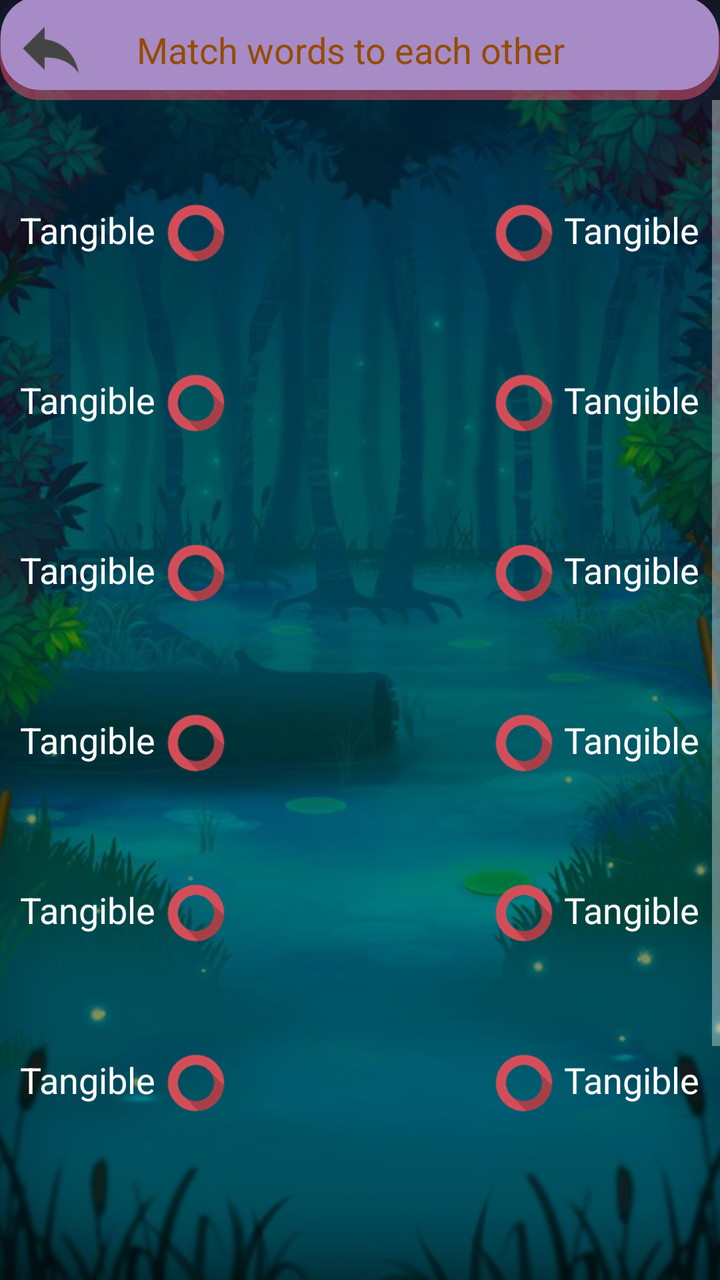
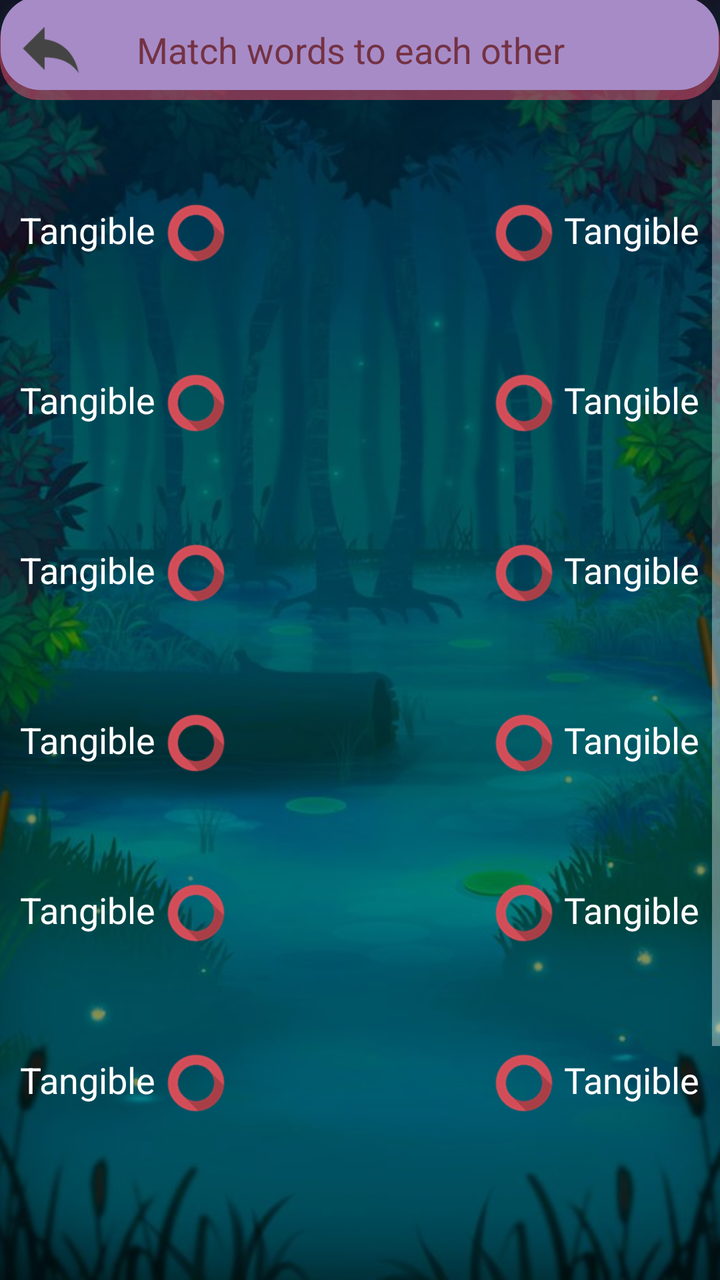

Screens rendered from an Android XML layout before and after an edit, with the pre-edit source and the edit as a unified diff.
<!-- AndroidManifest.xml: application theme Theme.AppCompat.NoActionBar -->
<!-- res/layout/activity_matching.xml -->
<?xml version="1.0" encoding="utf-8"?>
<RelativeLayout xmlns:android="http://schemas.android.com/apk/res/android"
    xmlns:app="http://schemas.android.com/apk/res-auto"
    xmlns:tools="http://schemas.android.com/tools"
    android:layout_width="match_parent"
    android:layout_height="match_parent"
    android:background="#e9eaeb"
    tools:context=".MatchingActivity">
    <ImageView
        android:layout_width="match_parent"
        android:layout_height="match_parent"
        android:id="@+id/backgroundImage"
        android:scaleType="centerCrop"
        android:src="@drawable/theme1"/>
    <ImageView
        android:layout_width="match_parent"
        android:layout_height="match_parent"
        android:scaleType="centerCrop"
        android:background="#70000000"
        />

    <RelativeLayout
        android:layout_width="match_parent"
        android:layout_height="50dp"
        android:background="@drawable/curve_user"
        android:id="@+id/lytheader"
        >
        <ImageView
            android:layout_width="30dp"
            android:layout_height="30dp"
            android:layout_centerVertical="true"
            android:layout_alignParentLeft="true"
            android:layout_marginLeft="10dp"
            android:src="@drawable/resultback"
            android:id="@+id/imgback"
            />

        <TextView
            android:layout_width="match_parent"
            android:layout_height="match_parent"
            android:layout_toRightOf="@+id/imgback"
            android:text="Match words to each other"
            android:gravity="center"
            android:layout_marginRight="50dp"
            android:textSize="18dp"
            android:textStyle="normal"
            android:textColor="#964b00"
            />
    </RelativeLayout>
    <RelativeLayout
        android:layout_width="match_parent"
        android:id="@+id/lytfooter"
        android:layout_height="80dp"
        android:visibility="invisible"
        android:layout_alignParentBottom="true">
        <RelativeLayout
            android:layout_width="200dp"
            android:layout_centerInParent="true"
            android:background="@drawable/button1a"
            android:id="@+id/btncheckout"
            android:layout_height="60dp">
            <TextView
                android:layout_width="match_parent"
                android:layout_height="match_parent"
                android:gravity="center"
                android:text="Check it out!!"
                android:textColor="#ffffff"
                android:textSize="18dp"
                android:textStyle="bold"
                />

        </RelativeLayout>
    </RelativeLayout>
    <ScrollView
        android:layout_width="match_parent"
        android:layout_below="@+id/lytheader"
        android:layout_above="@+id/lytfooter"
        android:layout_height="match_parent">
        <LinearLayout
            android:layout_width="match_parent"
            android:layout_height="wrap_content"
            android:orientation="vertical">
            <RelativeLayout
                android:layout_width="match_parent"
                android:layout_height="wrap_content"
                android:layout_marginTop="10dp"
                android:id="@+id/lytcontent"
                android:layout_marginBottom="30dp">

                <ImageView
                    android:layout_width="match_parent"
                    android:layout_height="match_parent"
                    android:layout_alignParentTop="true"
                    android:id="@+id/imglines"
                    />

                <TextView
                    android:layout_width="wrap_content"
                    android:layout_height="60dp"
                    android:gravity="center_vertical"
                    android:textSize="18dp"
                    android:text="Tangible"
                    android:textColor="#ffffff"
                    android:layout_alignParentLeft="true"
                    android:id="@+id/txtword1"
                    android:layout_marginLeft="10dp"
                    android:layout_marginTop="25dp"
                    />
                <TextView
                    android:layout_width="wrap_content"
                    android:layout_height="60dp"
                    android:gravity="center_vertical"
                    android:textSize="18dp"
                    android:text="Tangible"
                    android:textColor="#ffffff"
                    android:layout_alignParentLeft="true"
                    android:id="@+id/txtword2"
                    android:layout_marginLeft="10dp"
                    android:layout_marginTop="25dp"
                    android:layout_below="@+id/txtword1"
                    />
                <TextView
                    android:layout_width="wrap_content"
                    android:layout_height="60dp"
                    android:gravity="center_vertical"
                    android:textSize="18dp"
                    android:text="Tangible"
                    android:textColor="#ffffff"
                    android:layout_alignParentLeft="true"
                    android:id="@+id/txtword3"
                    android:layout_marginLeft="10dp"
                    android:layout_marginTop="25dp"
                    android:layout_below="@+id/txtword2"
                    />
                <TextView
                    android:layout_width="wrap_content"
                    android:layout_height="60dp"
                    android:gravity="center_vertical"
                    android:textSize="18dp"
                    android:text="Tangible"
                    android:textColor="#ffffff"
                    android:layout_alignParentLeft="true"
                    android:id="@+id/txtword4"
                    android:layout_marginLeft="10dp"
                    android:layout_marginTop="25dp"
                    android:layout_below="@+id/txtword3"
                    />
                <TextView
                    android:layout_width="wrap_content"
                    android:layout_height="60dp"
                    android:gravity="center_vertical"
                    android:textSize="18dp"
                    android:text="Tangible"
                    android:textColor="#ffffff"
                    android:layout_alignParentLeft="true"
                    android:id="@+id/txtword5"
                    android:layout_marginLeft="10dp"
                    android:layout_marginTop="25dp"
                    android:layout_below="@+id/txtword4"
                    />

                <TextView
                    android:layout_width="wrap_content"
                    android:layout_height="60dp"
                    android:gravity="center_vertical"
                    android:textSize="18dp"
                    android:text="Tangible"
                    android:textColor="#ffffff"
                    android:layout_alignParentLeft="true"
                    android:id="@+id/txtword6"
                    android:layout_marginLeft="10dp"
                    android:layout_marginTop="25dp"
                    android:layout_below="@+id/txtword5"
                    />


                <TextView
                    android:layout_width="wrap_content"
                    android:layout_height="60dp"
                    android:gravity="center_vertical"
                    android:textSize="18dp"
                    android:text="Tangible"
                    android:textColor="#ffffff"
                    android:layout_alignParentRight="true"
                    android:layout_alignParentTop="true"
                    android:fontFamily="@font/yekan"
                    android:id="@+id/txtmeaning1"
                    android:layout_marginRight="10dp"
                    android:layout_marginTop="25dp"
                    />
                <TextView
                    android:layout_width="wrap_content"
                    android:layout_height="60dp"
                    android:gravity="center_vertical"
                    android:textSize="18dp"
                    android:text="Tangible"
                    android:textColor="#ffffff"
                    android:layout_alignParentRight="true"
                    android:fontFamily="@font/yekan"
                    android:id="@+id/txtmeaning2"
                    android:layout_marginRight="10dp"
                    android:layout_marginTop="25dp"
                    android:layout_below="@+id/txtmeaning1"
                    />
                <TextView
                    android:layout_width="wrap_content"
                    android:layout_height="60dp"
                    android:gravity="center_vertical"
                    android:textSize="18dp"
                    android:text="Tangible"
                    android:textColor="#ffffff"
                    android:layout_alignParentRight="true"
                    android:fontFamily="@font/yekan"
                    android:id="@+id/txtmeaning3"
                    android:layout_marginRight="10dp"
                    android:layout_marginTop="25dp"
                    android:layout_below="@+id/txtmeaning2"
                    />
                <TextView
                    android:layout_width="wrap_content"
                    android:layout_height="60dp"
                    android:gravity="center_vertical"
                    android:textSize="18dp"
                    android:text="Tangible"
                    android:textColor="#ffffff"
                    android:layout_alignParentRight="true"
                    android:fontFamily="@font/yekan"
                    android:id="@+id/txtmeaning4"
                    android:layout_marginRight="10dp"
                    android:layout_marginTop="25dp"
                    android:layout_below="@+id/txtmeaning3"
                    />
                <TextView
                    android:layout_width="wrap_content"
                    android:layout_height="60dp"
                    android:gravity="center_vertical"
                    android:textSize="18dp"
                    android:text="Tangible"
                    android:textColor="#ffffff"
                    android:layout_alignParentRight="true"
                    android:fontFamily="@font/yekan"
                    android:id="@+id/txtmeaning5"
                    android:layout_marginRight="10dp"
                    android:layout_marginTop="25dp"
                    android:layout_below="@+id/txtmeaning4"
                    />
                <TextView
                    android:layout_width="wrap_content"
                    android:layout_height="60dp"
                    android:gravity="center_vertical"
                    android:textSize="18dp"
                    android:text="Tangible"
                    android:textColor="#ffffff"
                    android:layout_alignParentRight="true"
                    android:fontFamily="@font/yekan"
                    android:id="@+id/txtmeaning6"
                    android:layout_marginRight="10dp"
                    android:layout_marginTop="25dp"
                    android:layout_below="@+id/txtmeaning5"
                    />


                <ImageView
                    android:layout_width="30dp"
                    android:layout_height="wrap_content"
                    android:src="@drawable/cirlcechoice1"
                    android:layout_toRightOf="@+id/txtword1"
                    android:layout_alignTop="@id/txtword1"
                    android:layout_alignBottom="@+id/txtword1"
                    android:layout_marginTop="3dp"
                    android:layout_marginLeft="5dp"
                    android:id="@+id/imgword1"/>

                <ImageView
                    android:layout_width="30dp"
                    android:layout_height="wrap_content"
                    android:src="@drawable/cirlcechoice1"
                    android:layout_toRightOf="@+id/txtword2"
                    android:layout_alignTop="@id/txtword2"
                    android:layout_alignBottom="@+id/txtword2"
                    android:layout_marginTop="3dp"
                    android:layout_marginLeft="5dp"
                    android:id="@+id/imgword2"/>
                <ImageView
                    android:layout_width="30dp"
                    android:layout_height="wrap_content"
                    android:src="@drawable/cirlcechoice1"
                    android:layout_toRightOf="@+id/txtword3"
                    android:layout_alignTop="@id/txtword3"
                    android:layout_alignBottom="@+id/txtword3"
                    android:layout_marginTop="3dp"
                    android:layout_marginLeft="5dp"
                    android:id="@+id/imgword3"/>
                <ImageView
                    android:layout_width="30dp"
                    android:layout_height="wrap_content"
                    android:src="@drawable/cirlcechoice1"
                    android:layout_toRightOf="@+id/txtword4"
                    android:layout_alignTop="@id/txtword4"
                    android:layout_alignBottom="@+id/txtword4"
                    android:layout_marginTop="3dp"
                    android:layout_marginLeft="5dp"
                    android:id="@+id/imgword4"/>
                <ImageView
                    android:layout_width="30dp"
                    android:layout_height="wrap_content"
                    android:src="@drawable/cirlcechoice1"
                    android:layout_toRightOf="@+id/txtword5"
                    android:layout_alignTop="@id/txtword5"
                    android:layout_alignBottom="@+id/txtword5"
                    android:layout_marginTop="3dp"
                    android:layout_marginLeft="5dp"
                    android:id="@+id/imgword5"/>

                <ImageView
                    android:layout_width="30dp"
                    android:layout_height="wrap_content"
                    android:src="@drawable/cirlcechoice1"
                    android:layout_toRightOf="@+id/txtword5"
                    android:layout_alignTop="@id/txtword6"
                    android:layout_alignBottom="@+id/txtword6"
                    android:layout_marginTop="3dp"
                    android:layout_marginLeft="5dp"
                    android:id="@+id/imgword6"/>
                <ImageView
                    android:layout_width="30dp"
                    android:layout_height="wrap_content"
                    android:src="@drawable/cirlcechoice1"
                    android:layout_toLeftOf="@+id/txtmeaning1"
                    android:layout_alignTop="@id/txtmeaning1"
                    android:layout_alignBottom="@+id/txtmeaning1"
                    android:layout_marginTop="3dp"
                    android:layout_marginRight="5dp"
                    android:id="@+id/imgmeaning1"/>
                <ImageView
                    android:layout_width="30dp"
                    android:layout_height="wrap_content"
                    android:src="@drawable/cirlcechoice1"
                    android:layout_toLeftOf="@+id/txtmeaning2"
                    android:layout_alignTop="@id/txtmeaning2"
                    android:layout_alignBottom="@+id/txtmeaning2"
                    android:layout_marginTop="3dp"
                    android:layout_marginRight="5dp"
                    android:id="@+id/imgmeaning2"/>
                <ImageView
                    android:layout_width="30dp"
                    android:layout_height="wrap_content"
                    android:src="@drawable/cirlcechoice1"
                    android:layout_toLeftOf="@+id/txtmeaning3"
                    android:layout_alignTop="@id/txtmeaning3"
                    android:layout_alignBottom="@+id/txtmeaning3"
                    android:layout_marginTop="3dp"
                    android:layout_marginRight="5dp"
                    android:id="@+id/imgmeaning3"/>
                <ImageView
                    android:layout_width="30dp"
                    android:layout_height="wrap_content"
                    android:src="@drawable/cirlcechoice1"
                    android:layout_toLeftOf="@+id/txtmeaning4"
                    android:layout_alignTop="@id/txtmeaning4"
                    android:layout_alignBottom="@+id/txtmeaning4"
                    android:layout_marginTop="3dp"
                    android:layout_marginRight="5dp"
                    android:id="@+id/imgmeaning4"/>
                <ImageView
                    android:layout_width="30dp"
                    android:layout_height="wrap_content"
                    android:src="@drawable/cirlcechoice1"
                    android:layout_toLeftOf="@+id/txtmeaning5"
                    android:layout_alignTop="@id/txtmeaning5"
                    android:layout_alignBottom="@+id/txtmeaning5"
                    android:layout_marginTop="3dp"
                    android:layout_marginRight="5dp"
                    android:id="@+id/imgmeaning5"/>
                <ImageView
                    android:layout_width="30dp"
                    android:layout_height="wrap_content"
                    android:src="@drawable/cirlcechoice1"
                    android:layout_toLeftOf="@+id/txtmeaning6"
                    android:layout_alignTop="@id/txtmeaning6"
                    android:layout_alignBottom="@+id/txtmeaning6"
                    android:layout_marginTop="3dp"
                    android:layout_marginRight="5dp"
                    android:id="@+id/imgmeaning6"/>


                <ImageView
                    android:layout_width="1dp"
                    android:layout_height="1dp"
                    android:layout_alignParentRight="true"
                    android:layout_alignParentBottom="true"
                    android:id="@+id/imgcorner"
                    />
                <ImageView
                    android:layout_width="180dp"
                    android:layout_height="90dp"
                    android:src="@drawable/exirplus1"
                    android:layout_centerInParent="true"
                    android:id="@+id/imgexirplus1"
                    android:visibility="invisible"
                    />
                <TextView
                    android:layout_width="180dp"
                    android:layout_height="90dp"
                    android:src="@drawable/exirplus1"
                    android:layout_centerInParent="true"
                    android:id="@+id/txtresult"
                    android:text="2/9"
                    android:textSize="80dp"
                    android:gravity="center"
                    android:textStyle="bold"
                    android:textColor="#255695"
                    android:visibility="invisible"
                    />
            </RelativeLayout>
        </LinearLayout>

    </ScrollView>


</RelativeLayout>
<!-- resources referenced by this layout -->
<resources>
  <!-- drawable button1a (drawable) -->
  <?xml version="1.0" encoding="UTF-8"?>
  <shape xmlns:android="http://schemas.android.com/apk/res/android">
      <solid android:color="#3D7A79"/>
      <stroke android:width="4dp" android:color="#7A5CA280" />
      <corners android:radius="20dp"/>
      <padding android:left="0dp" android:top="0dp" android:right="0dp" android:bottom="0dp" />
  </shape>
  <!-- drawable cirlcechoice1: png bitmap (drawable, 3434 bytes) -->
  <!-- drawable curve_user (drawable) -->
  <?xml version="1.0" encoding="utf-8"?>
  <layer-list xmlns:android="http://schemas.android.com/apk/res/android">
      <item>
          <shape xmlns:android="http://schemas.android.com/apk/res/android">
              <solid android:color="#7AFC5274"/>
              <stroke android:width="0dp" android:color="#B2A4C7" />
              <corners android:radius="20dp"/>
              <padding android:left="0dp" android:top="0dp" android:right="0dp" android:bottom="0dp" />
          </shape>
      </item>
      <item android:bottom="5dp" android:right="0.8dp" android:left="0.5dp" android:top="-2dp">
          <shape xmlns:android="http://schemas.android.com/apk/res/android">
              <solid android:color="#A68BC7"/>
              <stroke android:width="0dp" android:color="#B2A4C7" />
              <corners android:radius="20dp"/>
              <padding android:left="0dp" android:top="0dp" android:right="0dp" android:bottom="0dp" />
          </shape>
      </item>
  </layer-list>
  <!-- drawable exirplus1: png bitmap (drawable, 14990 bytes) -->
  <!-- drawable resultback: png bitmap (drawable, 3046 bytes) -->
  <!-- drawable theme1: jpg bitmap (drawable, 59540 bytes) -->
</resources>

<!-- the commit's change to res/layout/activity_matching.xml (unified diff, before → after) -->
@@ -44,7 +44,7 @@
             android:layout_marginRight="50dp"
             android:textSize="18dp"
             android:textStyle="normal"
-            android:textColor="#964b00"
+            android:textColor="#743243"
             />
     </RelativeLayout>
     <RelativeLayout
@@ -316,7 +316,7 @@
                     android:layout_width="30dp"
                     android:layout_height="wrap_content"
                     android:src="@drawable/cirlcechoice1"
-                    android:layout_toRightOf="@+id/txtword5"
+                    android:layout_toRightOf="@+id/txtword6"
                     android:layout_alignTop="@id/txtword6"
                     android:layout_alignBottom="@+id/txtword6"
                     android:layout_marginTop="3dp"
